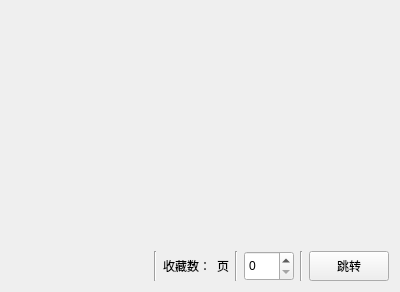
The window that ui/ui_history.ui (tonquer/ehentai-qt) describes before a commit, drawn with Qt 5.
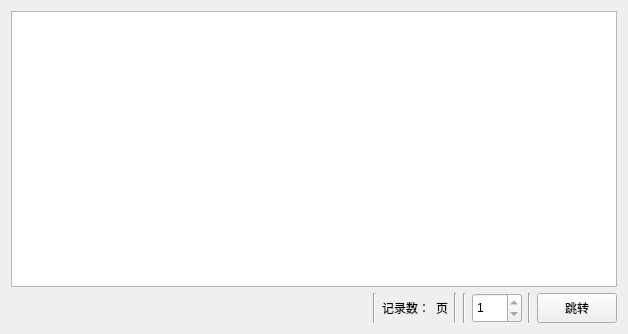
The same window after the commit. Custom widgets are drawn as their Qt base class.

Diff of the .ui file:
```diff
--- a/ui/ui_history.ui
+++ b/ui/ui_history.ui
@@ -6,8 +6,8 @@
    <rect>
     <x>0</x>
     <y>0</y>
-    <width>400</width>
-    <height>292</height>
+    <width>628</width>
+    <height>334</height>
    </rect>
   </property>
   <property name="windowTitle">
@@ -15,10 +15,28 @@
   </property>
 
   <layout class="QGridLayout" name="gridLayout_2">
+   <item row="0" column="0">
+    <layout class="QGridLayout" name="gridLayout_3">
+     <item row="0" column="0">
+      <widget class="ComicListWidget" name="bookList">
+       <property name="styleSheet">
+        <string notr="true"/>
+       </property>
+      </widget>
+     </item>
+    </layout>
+   </item>
    <item row="1" column="0">
     <layout class="QGridLayout" name="gridLayout_4">
      <item row="0" column="0">
       <layout class="QHBoxLayout" name="horizontalLayout">
+       <item>
+        <widget class="QLabel" name="msgLabel">
+         <property name="text">
+          <string/>
+         </property>
+        </widget>
+       </item>
        <item>
         <spacer name="horizontalSpacer">
          <property name="orientation">
@@ -48,18 +66,12 @@
           </size>
          </property>
          <property name="text">
-          <string>收藏数：</string>
+          <string>记录数：</string>
          </property>
         </widget>
        </item>
        <item>
         <widget class="QLabel" name="pages">
-         <property name="minimumSize">
-          <size>
-           <width>0</width>
-           <height>30</height>
-          </size>
-         </property>
          <property name="text">
           <string>页</string>
          </property>
@@ -72,6 +84,13 @@
          </property>
         </widget>
        </item>
+       <item>
+        <widget class="Line" name="line_4">
+         <property name="orientation">
+          <enum>Qt::Vertical</enum>
+         </property>
+        </widget>
+       </item>
        <item>
         <widget class="QSpinBox" name="spinBox">
          <property name="minimumSize">
@@ -80,6 +99,12 @@
            <height>30</height>
           </size>
          </property>
+         <property name="minimum">
+          <number>1</number>
+         </property>
+         <property name="maximum">
+          <number>1</number>
+         </property>
         </widget>
        </item>
        <item>
@@ -109,17 +134,6 @@
      </item>
     </layout>
    </item>
-   <item row="0" column="0">
-    <layout class="QGridLayout" name="gridLayout_3">
-     <item row="0" column="0">
-      <widget class="ComicListWidget" name="bookList">
-       <property name="styleSheet">
-        <string notr="true">QListWidget {background-color:transparent;}</string>
-       </property>
-      </widget>
-     </item>
-    </layout>
-   </item>
   </layout>
  </widget>
  <customwidgets>
```
Left out of the diff: 10 changed lines with no effect on the pictures.
